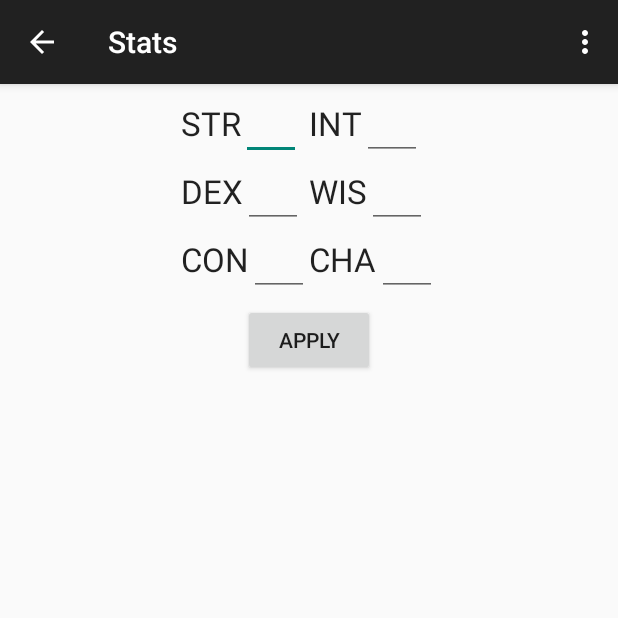
After one commit to mlazze/dnd3.5-android, an Android app: the Stats screen opened directly, with no data from a screen before it, on a phone screen of 412 x 824 dp, the top half of it. The commit adds this screen. Run offline under Robolectric (Android 15) with nearby library versions, the phone set to English and light mode, and no system bars.

Commit message:
Added Stats

```diff
--- a/dndcharacter/src/main/java/com/skij/dndcharacter/CharacterScreen.java
+++ b/dndcharacter/src/main/java/com/skij/dndcharacter/CharacterScreen.java
@@ -76,6 +76,11 @@ public class CharacterScreen extends ActionBarActivity {
             i.putExtra("Character", posInArray);
             startActivity(i);
         }
+        if (id == R.id.char_screen_stats) {
+            i = new Intent(this, Stats.class);
+            i.putExtra("Character", posInArray);
+            startActivity(i);
+        }
 
         return super.onOptionsItemSelected(item);
     }
--- a/dndcharacter/src/main/java/com/skij/dndcharacter/NewCharacter.java
+++ b/dndcharacter/src/main/java/com/skij/dndcharacter/NewCharacter.java
@@ -98,7 +98,7 @@ public class NewCharacter extends ActionBarActivity {
             Toast.makeText(this, "Missing required parameters", Toast.LENGTH_LONG).show();
             return;
         }
-        int[] stats = {str, dex, con, inte, wis, cha, fort, ref, wil};
+        int[] stats = {str, dex, con, inte, wis, cha};
         int[] sav = {fort, ref, wil};
 
         String name, race;
--- /dev/null
+++ b/dndcharacter/src/main/java/com/skij/dndcharacter/Stats.java
@@ -0,0 +1,102 @@
+package com.skij.dndcharacter;
+
+import android.content.Intent;
+import android.os.Bundle;
+import android.support.v7.app.ActionBarActivity;
+import android.view.Menu;
+import android.view.MenuItem;
+import android.view.View;
+import android.widget.EditText;
+import android.widget.Toast;
+
+import core.DnDCharacter;
+import core.DnDCharacterManipulator;
+
+
+public class Stats extends ActionBarActivity {
+    DnDCharacterManipulator character;
+    int posInArray = -1;
+
+    @Override
+    protected void onCreate(Bundle savedInstanceState) {
+        super.onCreate(savedInstanceState);
+        setContentView(R.layout.activity_stats);
+
+        Intent i = getIntent();
+        posInArray = i.getIntExtra("Character", -1);
+        if (posInArray == -1 || posInArray >= Utils.getCharacterList(this).size()) {
+            Toast.makeText(this, "ERROR", Toast.LENGTH_LONG).show();
+            return;
+        }
+
+        character = Utils.getCharacter(posInArray, this);
+
+        setOriginalValues();
+    }
+
+    private void setOriginalValues() {
+        setEditTextToValue(R.id.stats_str, "" + character.getUnmodifiedStat(DnDCharacter.STATS.STR));
+        setEditTextToValue(R.id.stats_dex, "" + character.getUnmodifiedStat(DnDCharacter.STATS.DEX));
+        setEditTextToValue(R.id.stats_con, "" + character.getUnmodifiedStat(DnDCharacter.STATS.CON));
+        setEditTextToValue(R.id.stats_int, "" + character.getUnmodifiedStat(DnDCharacter.STATS.INT));
+        setEditTextToValue(R.id.stats_wis, "" + character.getUnmodifiedStat(DnDCharacter.STATS.WIS));
+        setEditTextToValue(R.id.stats_cha, "" + character.getUnmodifiedStat(DnDCharacter.STATS.CHA));
+    }
+
+    private void setEditTextToValue(int identifier, String value) {
+        ((EditText) findViewById(identifier)).getText().clear();
+        ((EditText) findViewById(identifier)).getText().insert(0, value);
+    }
+
+    @Override
+    public boolean onCreateOptionsMenu(Menu menu) {
+        // Inflate the menu; this adds items to the action bar if it is present.
+        getMenuInflater().inflate(R.menu.menu_abilities, menu);
+        return true;
+    }
+
+    @Override
+    public boolean onOptionsItemSelected(MenuItem item) {
+        // Handle action bar item clicks here. The action bar will
+        // automatically handle clicks on the Home/Up button, so long
+        // as you specify a parent activity in AndroidManifest.xml.
+        int id = item.getItemId();
+
+        //noinspection SimplifiableIfStatement
+        if (id == R.id.action_settings) {
+            return true;
+        }
+        if (id == android.R.id.home) {
+            finish();
+            return true;
+        }
+
+        return super.onOptionsItemSelected(item);
+    }
+
+    public void apply(View view) {
+        int str, dex, con, inte, wis, cha;
+        try {
+            str = Integer.parseInt(((EditText) findViewById(R.id.stats_str)).getText().toString());
+            dex = Integer.parseInt(((EditText) findViewById(R.id.stats_dex)).getText().toString());
+            con = Integer.parseInt(((EditText) findViewById(R.id.stats_con)).getText().toString());
+            inte = Integer.parseInt(((EditText) findViewById(R.id.stats_int)).getText().toString());
+            wis = Integer.parseInt(((EditText) findViewById(R.id.stats_wis)).getText().toString());
+            cha = Integer.parseInt(((EditText) findViewById(R.id.stats_cha)).getText().toString());
+        } catch (NumberFormatException e) {
+            finish();
+            return;
+        }
+        int[] stats = {str, dex, con, inte, wis, cha};
+
+        for (DnDCharacter.STATS s : DnDCharacter.STATS.values()) {
+            character.setStat(s,stats[s.ordinal()]);
+        }
+
+        //applychanges
+        Toast.makeText(this, "Setting new stats", Toast.LENGTH_SHORT).show();
+        Utils.editCharacter(character, posInArray, this);
+        finish();
+
+    }
+}
--- /dev/null
+++ b/dndcharacter/src/main/res/layout/activity_stats.xml
@@ -0,0 +1,171 @@
+<RelativeLayout xmlns:android="http://schemas.android.com/apk/res/android"
+    xmlns:tools="http://schemas.android.com/tools"
+    android:layout_width="match_parent"
+    android:layout_height="match_parent"
+    android:paddingLeft="@dimen/activity_horizontal_margin"
+    android:paddingRight="@dimen/activity_horizontal_margin"
+    tools:context="com.skij.dndcharacter.Stats">
+
+    <ScrollView
+        android:layout_width="fill_parent"
+        android:layout_height="fill_parent"
+        android:id="@+id/scrollView"
+        android:scrollbars="none"
+        tools:ignore="UselessParent">
+        <LinearLayout
+            android:id="@+id/linearLayout"
+            android:layout_width="fill_parent"
+            android:layout_height="wrap_content"
+            android:orientation="vertical"
+            tools:ignore="UselessParent">
+
+            <LinearLayout
+                android:layout_width="fill_parent"
+                android:layout_height="wrap_content"
+                android:gravity="center"
+                android:orientation="horizontal"
+                android:padding="5dp">
+
+                <LinearLayout
+                    android:layout_width="wrap_content"
+                    android:layout_height="wrap_content"
+                    android:orientation="vertical">
+
+                    <LinearLayout
+                        android:layout_width="fill_parent"
+                        android:layout_height="wrap_content"
+                        android:orientation="horizontal">
+
+                        <TextView
+                            android:id="@+id/stats_str_label"
+                            android:layout_width="wrap_content"
+                            android:layout_height="wrap_content"
+                            android:text="@string/strength"
+                            android:textAppearance="?android:attr/textAppearanceLarge" />
+
+                        <EditText
+                            android:id="@+id/stats_str"
+                            android:layout_width="40dp"
+                            android:layout_height="wrap_content"
+                            android:inputType="numberDecimal" />
+                    </LinearLayout>
+
+                    <LinearLayout
+                        android:layout_width="fill_parent"
+                        android:layout_height="wrap_content"
+                        android:orientation="horizontal">
+
+                        <TextView
+                            android:id="@+id/stats_dex_label"
+                            android:layout_width="wrap_content"
+                            android:layout_height="wrap_content"
+                            android:text="@string/dexterity"
+                            android:textAppearance="?android:attr/textAppearanceLarge" />
+
+                        <EditText
+                            android:id="@+id/stats_dex"
+                            android:layout_width="40dp"
+                            android:layout_height="wrap_content"
+                            android:inputType="numberDecimal" />
+                    </LinearLayout>
+
+                    <LinearLayout
+                        android:layout_width="fill_parent"
+                        android:layout_height="wrap_content"
+                        android:orientation="horizontal">
+
+                        <TextView
+                            android:id="@+id/stats_con_label"
+                            android:layout_width="wrap_content"
+                            android:layout_height="wrap_content"
+                            android:text="@string/constitution"
+                            android:textAppearance="?android:attr/textAppearanceLarge" />
+
+                        <EditText
+                            android:id="@+id/stats_con"
+                            android:layout_width="40dp"
+                            android:layout_height="wrap_content"
+                            android:inputType="numberDecimal" />
+                    </LinearLayout>
+                </LinearLayout>
+
+                <LinearLayout
+                    android:layout_width="wrap_content"
+                    android:layout_height="wrap_content"
+                    android:orientation="vertical">
+
+                    <LinearLayout
+                        android:layout_width="fill_parent"
+                        android:layout_height="wrap_content"
+                        android:orientation="horizontal">
+
+                        <TextView
+                            android:id="@+id/stats_int_label"
+                            android:layout_width="wrap_content"
+                            android:layout_height="wrap_content"
+                            android:text="@string/intellect"
+                            android:textAppearance="?android:attr/textAppearanceLarge" />
+
+                        <EditText
+                            android:id="@+id/stats_int"
+                            android:layout_width="40dp"
+                            android:layout_height="wrap_content"
+                            android:inputType="numberDecimal" />
+                    </LinearLayout>
+
+                    <LinearLayout
+                        android:layout_width="fill_parent"
+                        android:layout_height="wrap_content"
+                        android:orientation="horizontal">
+
+                        <TextView
+                            android:id="@+id/stats_wis_label"
+                            android:layout_width="wrap_content"
+                            android:layout_height="wrap_content"
+                            android:text="@string/wisdom"
+                            android:textAppearance="?android:attr/textAppearanceLarge" />
+
+                        <EditText
+                            android:id="@+id/stats_wis"
+                            android:layout_width="40dp"
+                            android:layout_height="wrap_content"
+                            android:inputType="numberDecimal" />
+                    </LinearLayout>
+
+                    <LinearLayout
+                        android:layout_width="fill_parent"
+                        android:layout_height="wrap_content"
+                        android:orientation="horizontal">
+
+                        <TextView
+                            android:id="@+id/stats_cha_label"
+                            android:layout_width="wrap_content"
+                            android:layout_height="wrap_content"
+                            android:text="@string/charisma"
+                            android:textAppearance="?android:attr/textAppearanceLarge" />
+
+                        <EditText
+                            android:id="@+id/stats_cha"
+                            android:layout_width="40dp"
+                            android:layout_height="wrap_content"
+                            android:inputType="numberDecimal" />
+                    </LinearLayout>
+                </LinearLayout>
+
+
+            </LinearLayout>
+
+
+            <Button
+                android:id="@+id/button"
+                android:layout_width="wrap_content"
+                android:layout_height="wrap_content"
+                android:layout_gravity="center_horizontal"
+                android:onClick="apply"
+                android:text="@string/apply" />
+
+        </LinearLayout>
+    </ScrollView>
+
+
+</RelativeLayout>
--- a/dndcharacter/src/main/res/menu/menu_character_screen.xml
+++ b/dndcharacter/src/main/res/menu/menu_character_screen.xml
@@ -38,10 +38,6 @@
         android:orderInCategory="100"
         android:title="@string/char_screen_misc" />
     <item
-        android:id="@+id/char_screen_saving"
-        android:orderInCategory="100"
-        android:title="@string/char_screen_saving" />
-    <item
         android:id="@+id/char_screen_spabilities"
         android:orderInCategory="100"
         android:title="@string/char_screen_spabilities" />
--- /dev/null
+++ b/dndcharacter/src/main/res/menu/menu_stats.xml
@@ -0,0 +1,6 @@
+<menu xmlns:android="http://schemas.android.com/apk/res/android"
+    xmlns:app="http://schemas.android.com/apk/res-auto"
+    xmlns:tools="http://schemas.android.com/tools" tools:context="com.skij.dndcharacter.Stats">
+    <item android:id="@+id/action_settings" android:title="@string/action_settings"
+        android:orderInCategory="100" app:showAsAction="never" />
+</menu>
--- a/dndcharacter/src/main/res/values/strings.xml
+++ b/dndcharacter/src/main/res/values/strings.xml
@@ -29,10 +29,9 @@
     <string name="char_screen_Inventory">TODOInventory</string>
     <string name="char_screen_Langauges">TODOLanguages</string>
     <string name="char_screen_misc">TODOMisc</string>
-    <string name="char_screen_saving">TODOSaving</string>
     <string name="char_screen_spabilities">TODOSpecial Abilities</string>
     <string name="char_screen_spellresist">TODOSpell Resist</string>
-    <string name="char_screen_stats">TODOStats</string>
+    <string name="char_screen_stats">Stats</string>
     <string name="char_screen_temp">TODOTemp</string>
     <string name="char_screen_Weapon">TODOWeapon</string>
     <string name="title_activity_level_up">LevelUp</string>
@@ -45,4 +44,5 @@
     <string name="abilities_value_label">New Value</string>
     <string name="apply">Apply</string>
     <string name="title_activity_abilities">Abilities</string>
+    <string name="title_activity_stats">Stats</string>
 </resources>
--- a/dndcore/src/main/java/core/DnDCharacter.java
+++ b/dndcore/src/main/java/core/DnDCharacter.java
@@ -301,6 +301,12 @@ public class DnDCharacter implements Serializable {
         return stats[stat.ordinal()] + tempstats[stat.ordinal()] + miscstats[stat.ordinal()];
     }
 
+    public int getUnmodifiedStat(STATS stat) {
+        if (stats[stat.ordinal()] <= 0)
+            throw new InvalidCharacterException();
+        return stats[stat.ordinal()];
+    }
+
     public ArrayList<String> getStatuses() {
         if (tempstatuses == null)
             throw new InvalidCharacterException();
```
Also changed, not shown: dndcharacter/src/main/AndroidManifest.xml (+8 -0 lines).
